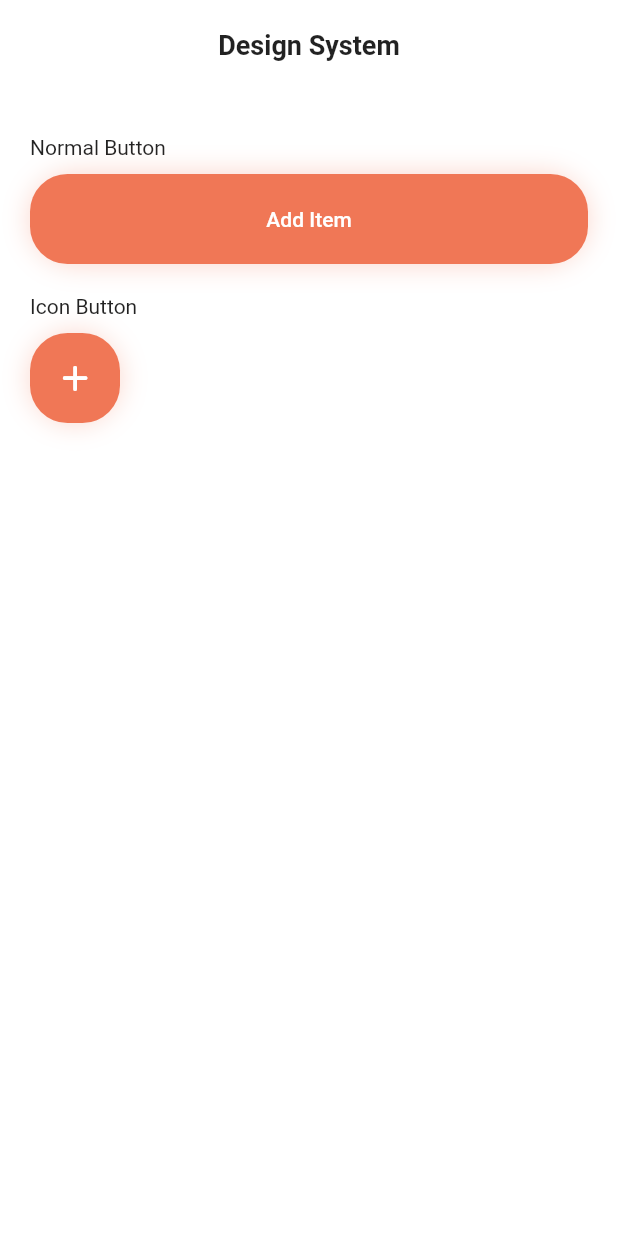
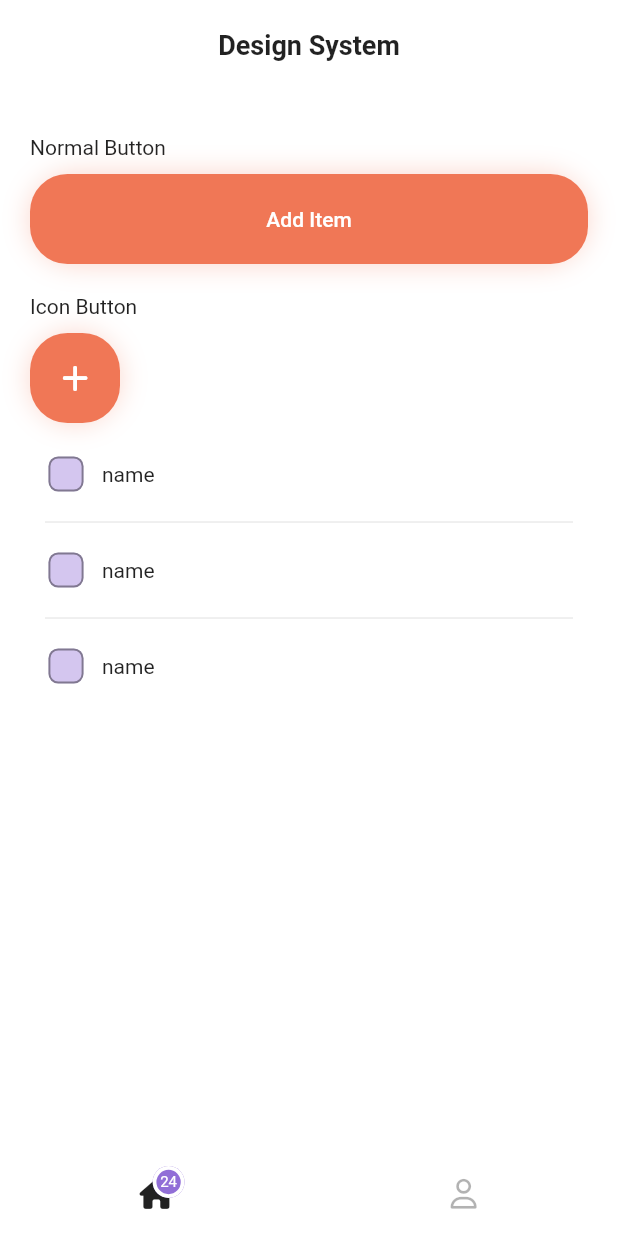
Before and after one commit to benyaminbeyzaie/bekhar, a Flutter app: the DesignSystemPage screen opened directly, on a phone screen of 412 x 824 dp. Run offline on Flutter 3.47's test engine with Material 2 defaults, Android fonts, the phone set to English and light mode, and no system bars; drawn by our look-alikes of badges; our stand-ins replace firebase_core, font_awesome_flutter, get; accounts and stored records are empty.

Commit message:
create shopping list view and navigation bar

```diff
--- /dev/null
+++ b/lib/models/shopping_item.dart
@@ -0,0 +1,9 @@
+class ShoppingItem {
+  final String name;
+  bool isDone;
+
+  ShoppingItem({
+    required this.name,
+    required this.isDone,
+  });
+}
--- a/lib/pages/debug_pages/design_system_page.dart
+++ b/lib/pages/debug_pages/design_system_page.dart
@@ -1,12 +1,22 @@
+import 'package:badges/badges.dart';
+import 'package:bekhar/models/shopping_item.dart';
 import 'package:bekhar/widgets/bekhar_app_bar.dart';
 import 'package:bekhar/widgets/buttons/bekhar_elevated_button.dart';
 import 'package:bekhar/widgets/buttons/bekhar_icon_button.dart';
+import 'package:bekhar/widgets/shopping_list_view.dart';
 import 'package:flutter/material.dart';
 import 'package:font_awesome_flutter/font_awesome_flutter.dart';
+import 'package:get/get.dart';
 
-class DesignSystemPage extends StatelessWidget {
+class DesignSystemPage extends StatefulWidget {
   const DesignSystemPage({Key? key}) : super(key: key);
 
+  @override
+  State<DesignSystemPage> createState() => _DesignSystemPageState();
+}
+
+class _DesignSystemPageState extends State<DesignSystemPage> {
+  int _selectedIndex = 0;
   @override
   Widget build(BuildContext context) {
     return Scaffold(
@@ -34,8 +44,61 @@ class DesignSystemPage extends StatelessWidget {
                 iconData: FontAwesomeIcons.plus,
               ),
             ),
+            Expanded(
+              child: ShoppingListView(
+                onItemTapped: (val) {},
+                items: [
+                  ShoppingItem(name: 'name', isDone: false),
+                  ShoppingItem(name: 'name', isDone: false),
+                  ShoppingItem(name: 'name', isDone: false)
+                ],
+              ),
+            ),
           ],
         ),
+      ),
+      bottomNavigationBar: BottomNavigationBar(
+        showSelectedLabels: false,
+        showUnselectedLabels: false,
+        backgroundColor: Get.theme.backgroundColor,
+        selectedItemColor: Get.theme.colorScheme.onBackground,
+        unselectedItemColor:
+            Get.theme.colorScheme.onBackground.withOpacity(0.3),
+        elevation: 0,
+        iconSize: 20,
+        items: [
+          BottomNavigationBarItem(
+            icon: Badge(
+              badgeContent: Text(
+                '24',
+                style: TextStyle(
+                  color: Get.theme.colorScheme.onPrimary,
+                  fontSize: 10,
+                ),
+              ),
+              borderSide: BorderSide(
+                width: 2.5,
+                color: Get.theme.backgroundColor,
+              ),
+              elevation: 0,
+              shape: BadgeShape.circle,
+              borderRadius: BorderRadius.circular(10),
+              badgeColor: _selectedIndex == 0
+                  ? Get.theme.colorScheme.secondary
+                  : Get.theme.colorScheme.secondary,
+              child: const Icon(FontAwesomeIcons.house),
+            ),
+            label: "Home",
+          ),
+          const BottomNavigationBarItem(
+            icon: Icon(FontAwesomeIcons.user),
+            label: "Profile",
+          ),
+        ],
+        currentIndex: _selectedIndex,
+        onTap: (index) => setState(() {
+          _selectedIndex = index;
+        }),
       ),
     );
   }
--- /dev/null
+++ b/lib/widgets/shopping_list_view.dart
@@ -0,0 +1,92 @@
+import 'dart:developer';
+
+import 'package:bekhar/models/shopping_item.dart';
+import 'package:flutter/material.dart';
+import 'package:get/get.dart';
+
+class ShoppingListView extends StatefulWidget {
+  final void Function(int) onItemTapped;
+  final List<ShoppingItem> items;
+
+  const ShoppingListView({
+    Key? key,
+    required this.onItemTapped,
+    required this.items,
+  }) : super(key: key);
+
+  @override
+  State<ShoppingListView> createState() => _ShoppingListViewState();
+}
+
+class _ShoppingListViewState extends State<ShoppingListView> {
+  @override
+  Widget build(BuildContext context) {
+    return ListView.builder(
+      itemCount: widget.items.length,
+      itemBuilder: (context, index) {
+        return Column(
+          children: [
+            InkWell(
+              onTap: () {
+                widget.items[index].isDone = !widget.items[index].isDone;
+                widget.onItemTapped(index);
+                setState(() {});
+              },
+              enableFeedback: false,
+              borderRadius: const BorderRadius.all(Radius.circular(10)),
+              highlightColor: const Color.fromARGB(0, 255, 255, 255),
+              child: Row(
+                children: [
+                  Transform.scale(
+                    scale: 1.3,
+                    child: Checkbox(
+                      value: widget.items[index].isDone,
+                      onChanged: (val) {
+                        widget.items[index].isDone = val ?? false;
+                        widget.onItemTapped(index);
+                        setState(() {});
+                      },
+                      shape: const RoundedRectangleBorder(
+                        borderRadius: BorderRadius.all(
+                          Radius.circular(5.0),
+                        ),
+                      ),
+                      side: BorderSide(
+                        color:
+                            Get.theme.colorScheme.onBackground.withAlpha(100),
+                        width: 1,
+                      ),
+                      overlayColor: MaterialStateProperty.all(
+                        Get.theme.colorScheme.onBackground.withAlpha(10),
+                      ),
+                      fillColor: MaterialStateProperty.all(
+                        Get.theme.colorScheme.secondary.withAlpha(100),
+                      ),
+                      checkColor: Get.theme.colorScheme.secondary,
+                    ),
+                  ),
+                  Text(
+                    widget.items[index].name,
+                    style: widget.items[index].isDone
+                        ? TextStyle(
+                            decoration: TextDecoration.lineThrough,
+                            color: Get.theme.colorScheme.onBackground
+                                .withAlpha(100),
+                          )
+                        : null,
+                  ),
+                ],
+              ),
+            ),
+            index != widget.items.length - 1
+                ? const Divider(
+                    indent: 10,
+                    endIndent: 10,
+                  )
+                : const SizedBox(),
+          ],
+        );
+      },
+    );
+  }
+}
```
